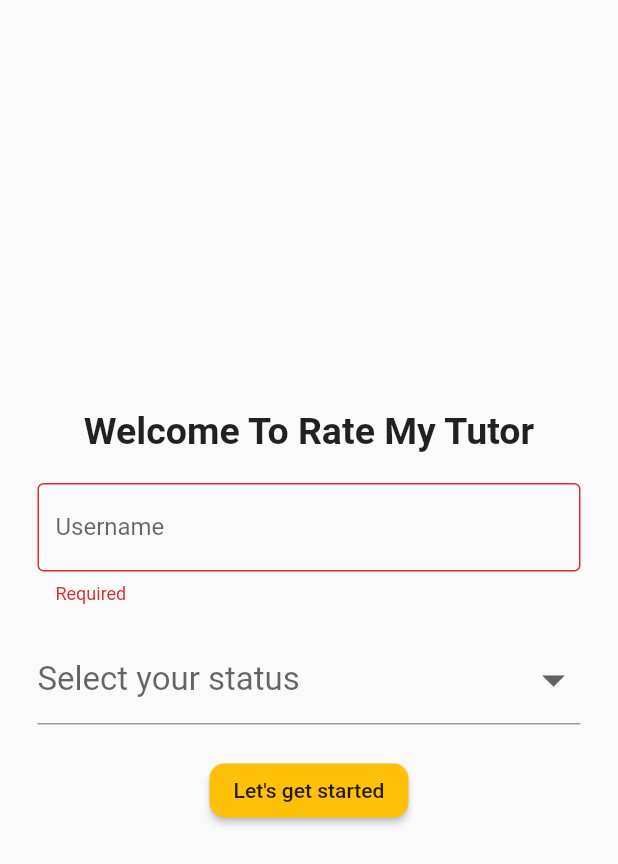
After one commit to RateMyTutor/rateMyTutor, a Flutter app: the FirstTimeLogin screen opened by its route, on a phone screen of 412 x 824 dp. The commit adds this screen. Shown: the top 864 px of the screen. Run offline on Flutter 3.47's test engine with Material 2 defaults, Android fonts, the phone set to English and light mode, and no system bars; our stand-ins replace cloud_firestore, firebase_auth, firebase_core, flutter_signin_button, google_sign_in, modal_progress_hud; missing offline and left inert: flutter_login_facebook, flutter_search_bar; accounts and stored records are empty.

Commit message:
Facebook,google login, search tutor passing object, intermediate screen for first time login through fb or gmail

```diff
--- a/lib/Models/Tutor.dart
+++ b/lib/Models/Tutor.dart
@@ -4,9 +4,11 @@ class Tutor{
   String tutorID;
   String tutorLocation;
   String tutorSubject;
-  double tutorRating;
+  int tutorRating;
+  String tutorInstituition;
+  String tutorCurriculum;
 
-  Tutor({this.tutorName,this.tutorID,this.tutorLocation,this.tutorRating,this.tutorSubject});
+  Tutor({this.tutorName,this.tutorID,this.tutorLocation,this.tutorRating,this.tutorSubject,this.tutorInstituition,this.tutorCurriculum});
 
 
 }// class Tutor
--- /dev/null
+++ b/lib/Screens/firstTimeLogin.dart
@@ -0,0 +1,143 @@
+import 'package:cloud_firestore/cloud_firestore.dart';
+import 'package:flutter/cupertino.dart';
+import 'package:flutter/material.dart';
+import 'package:rate_my_tutor/Screens/homePage.dart';
+import 'package:rate_my_tutor/Screens/signUpPage.dart';
+import 'package:firebase_auth/firebase_auth.dart';
+
+class FirstTimeLogin extends StatefulWidget {
+  static String firstTimeLoginPage = "firstTimeLoginPage";
+  @override
+  _FirstTimeLoginState createState() => _FirstTimeLoginState();
+}
+
+class _FirstTimeLoginState extends State<FirstTimeLogin> {
+  final uAuth =  FirebaseAuth.instance;
+  final db = FirebaseFirestore.instance;
+  String username;
+  String status;
+  List statusOptions = ['O-Level','A-Level (AS)','A-Level (A2)','Other'];
+
+  GlobalKey<FormState> formkey = GlobalKey<FormState>();
+
+  void validate() async {
+    if(formkey.currentState.validate()){
+      await addUserToDb(uAuth.currentUser);
+      Navigator.pushNamed(context, HomePage.homePageID);
+    }else{
+      print("Failed validation");
+    }
+  }
+
+  @override
+  Widget build(BuildContext context) {
+    return Scaffold(
+      body: Padding(
+        padding: EdgeInsets.all(
+          25.0
+        ),
+        child: Center(
+          child: Form(
+            autovalidateMode: AutovalidateMode.always,
+            key: formkey,
+            child: Column(
+              mainAxisAlignment: MainAxisAlignment.center,
+              children: [
+                Text(
+                  "Welcome To Rate My Tutor",
+                  style: TextStyle(
+                    fontWeight: FontWeight.bold,
+                    fontSize: 25.0,
+                  ),
+                ),
+                SizedBox(
+                  height: 20.0,
+                ),
+                TextFormField(
+                  validator: (value){
+                    if(value.isEmpty){
+                      return "Required";
+                    }else{
+                      return null;
+                    }
+                  },
+                  onChanged: (value){
+                    username = value;
+                  },
+                  decoration: InputDecoration(
+                    border: OutlineInputBorder(
+
+                    ),
+                    labelText: "Username",
+
+                  ),
+                ),
+                SizedBox(
+                  height: 20.0,
+                ),
+                DropdownButtonFormField(
+
+                  hint: Text("Select your status"),
+                    dropdownColor: Colors.grey,
+                    icon: Icon(Icons.arrow_drop_down),
+                    iconSize: 36,
+                    isExpanded: true,
+                    style: TextStyle(
+                        color: Colors.black,
+                        fontSize: 22
+                    ),
+                  value: status,
+                  onChanged: (newValue) {
+                    setState((){
+                      status = newValue;
+                    });
+                  },
+                  items: statusOptions.map((valueItem){
+                    return DropdownMenuItem(
+                      value: valueItem,
+                      child: Text(valueItem),
+                    );
+                  }).toList(),
+                ),
+                SizedBox(
+                  height: 20.0,
+                ),
+                RaisedButton(
+                  onPressed: () async {
+                    //TODO: add user to database
+                    // addUserToDb(uAuth.currentUser);
+                    // //TODO: go to home page
+                    // Navigator.pushNamed(context,HomePage.homePageID);
+                    await validate();
+                  },
+                  color: Colors.amber,
+                  shape: RoundedRectangleBorder(
+                    borderRadius: BorderRadius.circular(10.0),
+                  ),
+                  child: Text("Let's get started"),
+                ),
+              ],
+            ),
+          ),
+        ),
+      ),
+    );
+  }// build
+
+void addUserToDb(User user) async {
+    print("Adding user to DATABASE");
+    print("Username " + username);
+    print("Status " + status);
+  await db.collection("Users").doc(user.uid).set(
+      {
+        "username" : username,
+        "status" : status,
+        "userID" : user.uid,
+
+      }).then((_){
+    //if successful, go to home page
+    Navigator.pushNamed(context, HomePage.homePageID);
+  });
+
+}// addUserToDb
+}// class
--- a/lib/Screens/signUpPage.dart
+++ b/lib/Screens/signUpPage.dart
@@ -115,14 +115,9 @@ class _SignUpPageState extends State<SignUpPage> {
                                 "userID" : user.getUserID(),
 
                               }).then((_){
-
                             //if successful, go to home page
                             Navigator.pushNamed(context, HomePage.homePageID);
-
-
                           });
-
-
                         }
                       }catch(e){
                         print(e.toString());
--- /dev/null
+++ b/lib/auth_service.dart
@@ -0,0 +1,19 @@
+import 'package:firebase_auth/firebase_auth.dart';
+class AuthService {
+
+  final _auth = FirebaseAuth.instance;
+
+
+
+  Future<UserCredential> signInWithCredential(AuthCredential credential) {
+    return _auth.signInWithCredential(credential);
+  }
+
+  Future<void> logout() => _auth.signOut();
+
+
+  Stream<User> get currentUser => _auth.authStateChanges();
+
+
+
+}// class - AuthService
--- a/pubspec.yaml
+++ b/pubspec.yaml
@@ -33,6 +33,11 @@ dependencies:
   cloud_firestore: ^0.14.4
   flutter_search_bar: ^2.1.0
   modal_progress_hud: ^0.1.3
+  flutter_signin_button: ^1.1.0
+  flutter_login_facebook: ^0.4.2+1
+  google_sign_in: ^4.5.6
+  provider: ^4.3.2+3
+  form_field_validator: ^1.0.1
 
 
 dev_dependencies:
```
Also changed, not shown: lib/Screens/dummyScreen.dart (added, +23 -0 lines), lib/Screens/homePage.dart (+37 -81 lines), lib/Screens/loginPage.dart (+82 -3 lines), lib/Screens/tutorSearch.dart (added, +154 -0 lines), lib/auth_bloc.dart (added, +83 -0 lines), lib/main.dart (+9 -1 lines), pubspec.lock, 6 other files.
